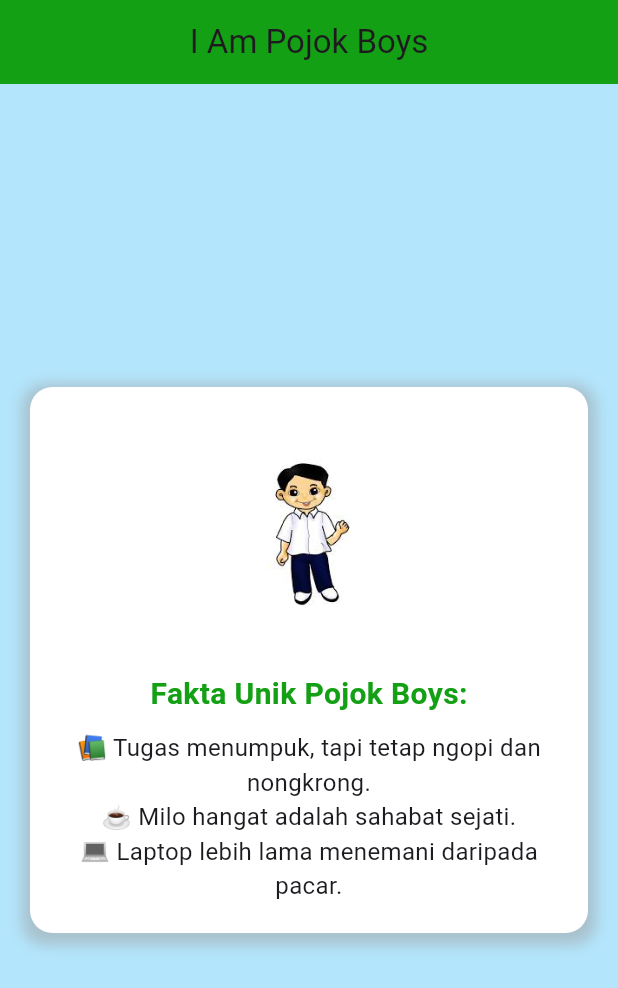
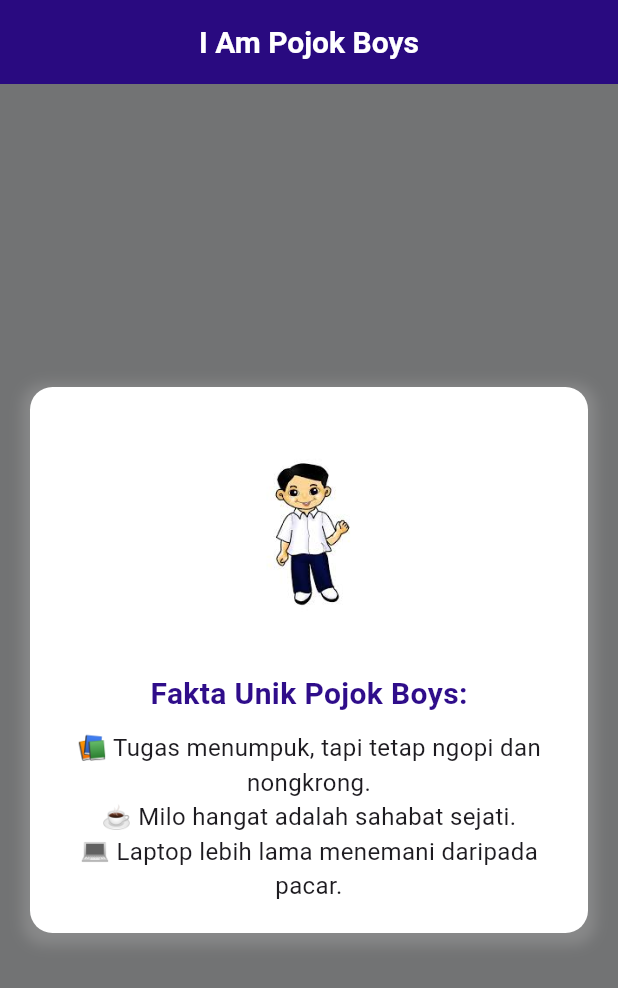
Before and after one commit to mardlian030405/Tugas-Pemrograman-Mobile-Tugas-1, a Flutter app: the screen it shows after launch, on a phone screen of 412 x 824 dp. Shown: the top 988 px of the screen. Run offline on Flutter 3.47's test engine with Material 3 defaults, Android fonts, the light colour scheme and no system bars.

Commit message:
main dart fixed

```diff
--- a/lib/main.dart
+++ b/lib/main.dart
@@ -17,8 +17,12 @@ class MyApp extends StatelessWidget {
       title: 'I Am Pojok Boys', // Judul aplikasi
       theme: ThemeData(
         primarySwatch: Colors.blue, // Warna utama aplikasi
-        scaffoldBackgroundColor:
-            Colors.lightBlue[100], // Warna latar belakang aplikasi
+        scaffoldBackgroundColor: const Color.fromARGB(
+          255,
+          114,
+          115,
+          116,
+        ), // Warna latar belakang aplikasi
       ),
       home: const HomeScreen(), // Mengatur halaman utama aplikasi
     );
@@ -33,8 +37,15 @@ class HomeScreen extends StatelessWidget {
   Widget build(BuildContext context) {
     return Scaffold(
       appBar: AppBar(
-        title: const Text('I Am Pojok Boys'), // Judul pada AppBar
-        backgroundColor: const Color.fromARGB(255, 20, 160, 20), // Warna AppBar
+        title: Text(
+          'I Am Pojok Boys',
+          style: TextStyle(
+            color: Colors.white, // Warna teks putih
+            fontSize: 20, // Ukuran font
+            fontWeight: FontWeight.bold, // Ketebalan font
+          ),
+        ), // Judul pada AppBar
+        backgroundColor: const Color.fromARGB(255, 41, 10, 128), // Warna AppBar
         centerTitle: true, // Membuat judul berada di tengah
       ),
       body: SafeArea(
@@ -97,9 +108,9 @@ class HomeScreen extends StatelessWidget {
                                 FontWeight.bold, // Membuat teks lebih tebal
                             color: Color.fromARGB(
                               255,
-                              20,
-                              160,
-                              20,
+                              47,
+                              13,
+                              138,
                             ), // Warna teks
                           ),
                         ),
```
